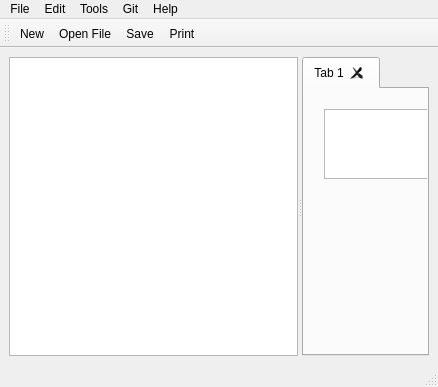
jennifer4569/CoCode, file gui_v1/mainwindow.ui: the form before one commit.
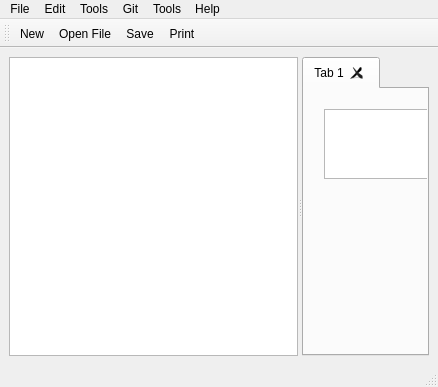
The form after the commit. Icons and pictures are not drawn. Custom widgets are drawn as their Qt base class.

Patch:
```diff
--- a/gui_v1/mainwindow.ui
+++ b/gui_v1/mainwindow.ui
@@ -125,10 +125,17 @@
      <string>Tools</string>
     </property>
    </widget>
+   <widget class="QMenu" name="menuTools_2">
+    <property name="title">
+     <string>Tools</string>
+    </property>
+    <addaction name="actionDiff"/>
+   </widget>
    <addaction name="menuFile"/>
    <addaction name="menuEdit"/>
    <addaction name="menuTools"/>
    <addaction name="menuHelp"/>
+   <addaction name="menuTools_2"/>
    <addaction name="menuHelp_2"/>
   </widget>
   <widget class="QToolBar" name="toolBar">
```
Left out of the diff: 5 changed lines with no effect on the pictures.
